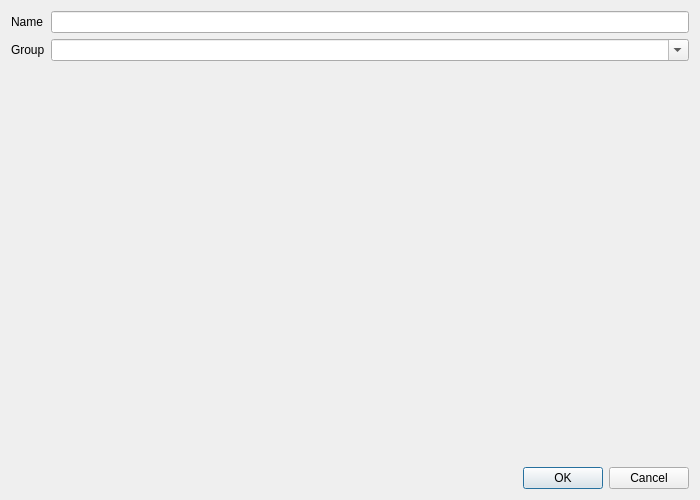
First picture: the form in NickelLauncher/ui/dialognewinstance/dialognewinstance.ui, repository nickbutsky/NickelLauncher, before the edit.
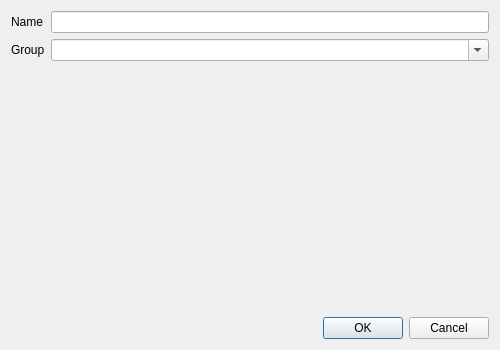
Second picture: the form after the edit.

Patch:
```diff
--- a/NickelLauncher/ui/dialognewinstance/dialognewinstance.ui
+++ b/NickelLauncher/ui/dialognewinstance/dialognewinstance.ui
@@ -6,10 +6,16 @@
    <rect>
     <x>0</x>
     <y>0</y>
-    <width>700</width>
-    <height>500</height>
+    <width>500</width>
+    <height>350</height>
    </rect>
   </property>
+  <property name="minimumSize">
+   <size>
+    <width>500</width>
+    <height>350</height>
+   </size>
+  </property>
   <property name="windowTitle">
    <string>New Instance</string>
   </property>
```
